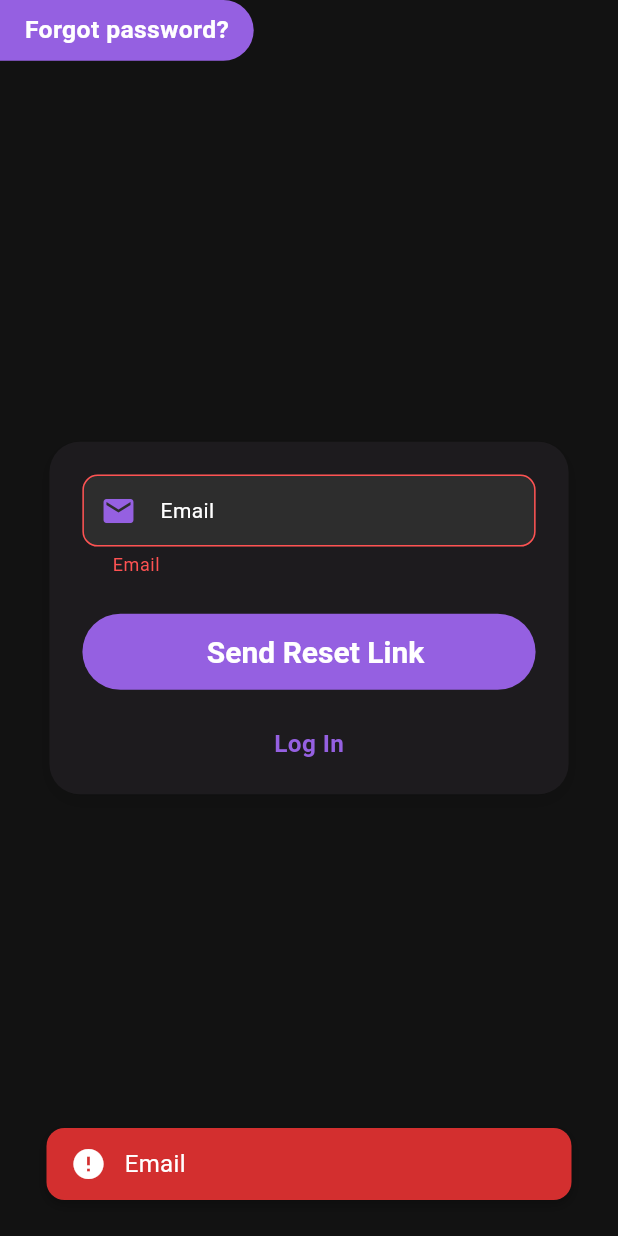
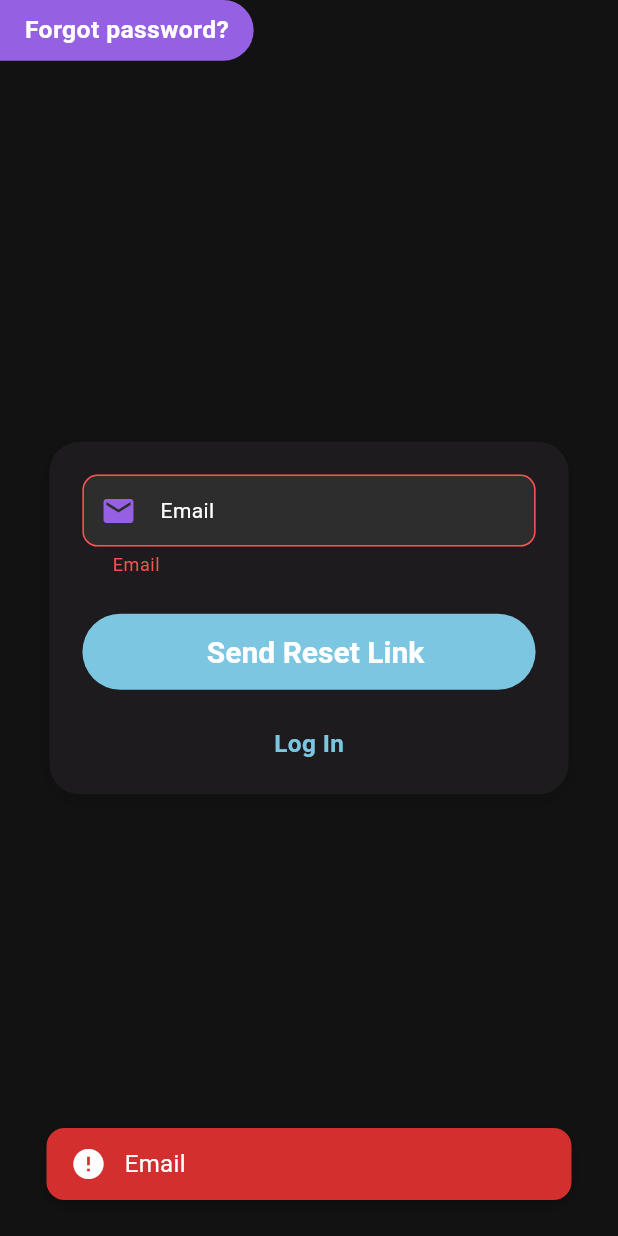
Before and after one commit to ibraam123/cartoon_app, a Flutter app: the ForgetPasswordView screen opened by its route, after a tap on "Send Reset Link", on a phone screen of 412 x 824 dp. Run offline on Flutter 3.47's test engine with Material 3 defaults, Android fonts, the phone set to English and light mode, and no system bars; our stand-ins replace cloud_firestore, easy_localization, email_validator, firebase_auth, firebase_core, flutter_bloc and 5 more; accounts and stored records are empty.

Commit message:
make a onboarding_model.dart

```diff
--- a/lib/core/config/app_colors.dart
+++ b/lib/core/config/app_colors.dart
@@ -2,7 +2,7 @@ import 'package:flutter/material.dart';
 
 class AppColors {
   // Primary brand colors
-  static const Color primary = Color(0xff9560e1);
+  static const Color primary = Color(0xff7dc6e1);
   static const Color secondary = Color(0xFF1B1B1B);
   static const Color accent = Color(0xFF4CAF50);
   // Neutral colors
@@ -13,12 +13,15 @@ class AppColors {
   static const Color backButton = Color(0xFF29382E);
 
 
+  static const Color fillColorField = Color(0xffc2c3c5);
+  static const Color signUpAndInText = Color(0xff99a1af);
+
   // Feedback colors
   static const Color success = Color(0xFF00E676);
   static const Color warning = Color(0xFFFFC107);
   static const Color error = Color(0xFFD32F2F);
 
   // Backgrounds
-  static const Color background = Color(0xFF121212);
+  static const Color scaffoldBkg = Color(0xfff8f8f8);
   static const Color card = Color(0xFF1E1E1E);
 }
--- a/lib/core/config/app_styles.dart
+++ b/lib/core/config/app_styles.dart
@@ -47,4 +47,6 @@ class AppTextStyles {
     fontSize: 16.sp,
     fontWeight: FontWeight.bold,
   );
+
+
 }
--- a/lib/core/config/routes.dart
+++ b/lib/core/config/routes.dart
@@ -1,11 +1,8 @@
-import 'package:cartoon_app/features/onboarding/views/explanation_view.dart';
-import 'package:cartoon_app/features/onboarding/views/identification_view.dart';
 import 'package:go_router/go_router.dart';
 
 import '../../features/auth/presentation/views/forget_password_view.dart';
 import '../../features/auth/presentation/views/sign_in_view.dart';
 import '../../features/auth/presentation/views/sign_up_view.dart';
-import '../../features/onboarding/models/explanation_screen_model.dart';
 import '../../features/splash/splash_view.dart';
 
 class AppRoutes {
@@ -13,8 +10,6 @@ class AppRoutes {
   static const String kSplashView = '/';
   static const String kSignUpView = '/signUp';
   static const String kSignInView = '/signIn';
-  static const String kIdentificationView = '/identification';
-  static const String kExplanationView = '/explanation';
   static const String kForgetPasswordView = '/forgetPassword';
 
   static final GoRouter router = GoRouter(
@@ -33,17 +28,6 @@ class AppRoutes {
         builder: (context, state) => const SignInView(),
       ),
       GoRoute(
-        path: kIdentificationView,
-        builder: (context, state) => const IdentificationView(),
-      ),
-      GoRoute(
-        path: kExplanationView,
-        builder: (context, state) {
-          final model = state.extra as ExplanationScreenModel;
-          return ExplanationView(explanationScreenModel: model);
-        },
-      ),
-      GoRoute(
         path: kForgetPasswordView,
         builder: (context, state) => const ForgetPasswordView(),
       ),
--- a/lib/features/auth/presentation/widgets/sign_up_view_body.dart
+++ b/lib/features/auth/presentation/widgets/sign_up_view_body.dart
@@ -58,7 +58,7 @@ class _SignUpViewBodyState extends State<SignUpViewBody> {
             );
           }
           if (state is AuthSuccess) {
-            GoRouter.of(context).go(AppRoutes.kIdentificationView);
+
           }
         },
         builder: (context, state) {
--- a/lib/features/onboarding/models/explanation_screen_model.dart
+++ /dev/null
@@ -1,10 +0,0 @@
-class ExplanationScreenModel {
-  final String imageAssets;
-  final String title;
-  final String description;
-  const ExplanationScreenModel({
-    required this.imageAssets,
-    required this.title,
-    required this.description,
-  });
-}
```
Also changed, not shown: lib/features/onboarding/models/onboarding_model.dart (added, +12 -0 lines), lib/features/onboarding/views/explanation_view.dart (deleted, +0 -15 lines), lib/features/onboarding/views/identification_view.dart (deleted, +0 -25 lines), lib/features/onboarding/widgets/explanation_view_body.dart (deleted, +0 -79 lines), lib/features/onboarding/widgets/identification_view_body.dart (deleted, +0 -82 lines), assets/icons/icon3.png (added), assets/icons/icon_r_bkg.png (added), assets/icons/testtest.png (added), lib/generated/assets.dart, 31 other files.
